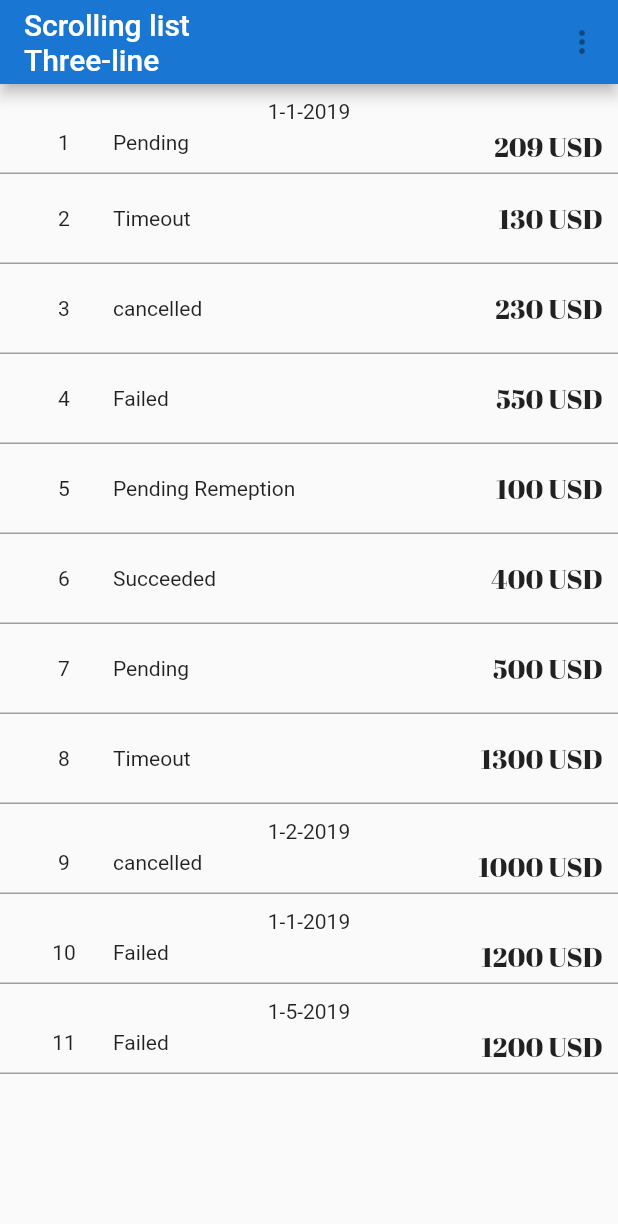
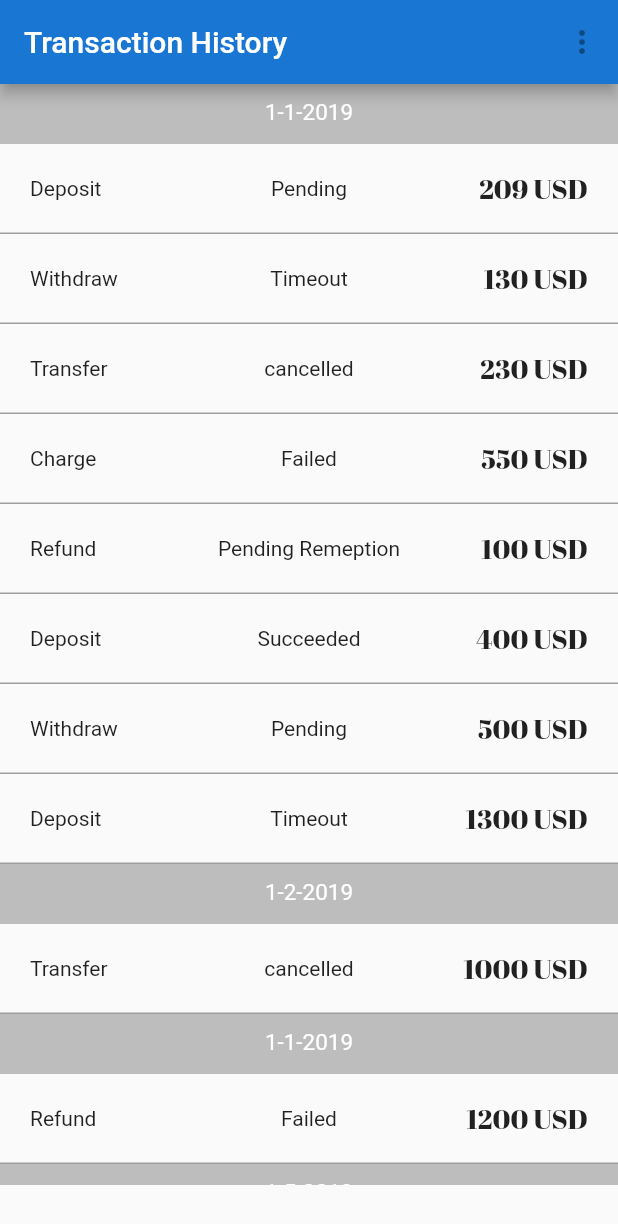
Before and after one commit to Mehedi50200/minipay, a Flutter app: the screen it shows after launch, on a phone screen of 412 x 824 dp. Shown: the top 1224 px of the screen. Run offline on Flutter 3.47's test engine with Material 2 defaults, Android fonts, the light colour scheme and no system bars; statements that could not run were skipped.

Commit message:
new change

```diff
--- a/lib/main.dart
+++ b/lib/main.dart
@@ -121,7 +121,7 @@ class _TransactionPageState extends State<TransactionPage> {
     return Scaffold(
       key: scaffoldKey,
       appBar: AppBar(
-        title: Text('Scrolling list\n$itemTypeText'),
+        title: Text('Transaction History'),
         actions: <Widget>[
           //  MaterialDemoDocumentationButton(ListDemo.routeName),
           IconButton(
--- a/lib/transaction_tile.dart
+++ b/lib/transaction_tile.dart
@@ -24,7 +24,9 @@ class _PostListItem extends State<TransationTile> {
   _PostListItem(this.transactionHistoyModel, this.previousItem);
 
   _isMatched() {
-    if (transactionHistoyModel.completed == previousItem.completed && transactionHistoyModel.transactionId.toString() != previousItem.transactionId.toString()) {
+    if (transactionHistoyModel.completed == previousItem.completed &&
+        transactionHistoyModel.transactionId.toString() !=
+            previousItem.transactionId.toString()) {
       return false;
     } else
       return true;
@@ -34,9 +36,30 @@ class _PostListItem extends State<TransationTile> {
   Widget build(BuildContext context) {
     return GestureDetector(
       onTap: () {},
-      child: Container(
+      child: Column(
+        mainAxisAlignment: MainAxisAlignment.center,
+        children: <Widget>[
+          _isMatched()
+              ? Container(
+                  height: 40,
+                  width: MediaQuery.of(context).size.width,
+                  padding: EdgeInsets.only(top: 10, bottom: 10),
+                  decoration: BoxDecoration(
+                    color: Colors.grey[400],
+                  ),
+                  child: Text(
+                    transactionHistoyModel.completed,
+                    textAlign: TextAlign.center,
+                    style: TextStyle(
+                      color: Colors.white,
+                      fontSize: 15,
+                    ),
+                  ),
+                )
+              : Container(),
+          Container(
             height: 60,
-        padding: EdgeInsets.all(10),
+            padding: EdgeInsets.fromLTRB(20, 10, 20, 10),
             decoration: BoxDecoration(
               border: Border(
                 bottom: BorderSide(
@@ -45,24 +68,14 @@ class _PostListItem extends State<TransationTile> {
                 ),
               ),
             ),
-        child: Column(
-          children: <Widget>[
-            _isMatched()
-                ? Expanded(
-                    child: Container(
-                      child: Text(transactionHistoyModel.completed),
-                    ),
-                  )
-                : Container(),
-                Expanded(
             child: Row(
               children: <Widget>[
                 Expanded(
-                          flex: 1,
+                  flex: 2,
                   child: Container(
                     child: Text(
-                              transactionHistoyModel.transactionId.toString(),
-                              textAlign: TextAlign.center,
+                      transactionHistoyModel.transactionType,
+                      textAlign: TextAlign.start,
                     ),
                   ),
                 ),
@@ -71,6 +84,7 @@ class _PostListItem extends State<TransationTile> {
                   child: Container(
                     child: Text(
                       transactionHistoyModel.transactionState,
+                      textAlign: TextAlign.center,
                     ),
                   ),
                 ),
@@ -92,7 +106,6 @@ class _PostListItem extends State<TransationTile> {
           ),
         ],
       ),
-      ),
     );
   }
 
```
Also changed, not shown: 5 other files. Lines whose indentation alone changed are shown as unchanged.
